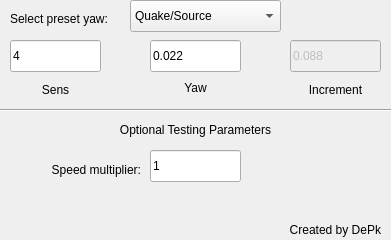
First picture: the form in mainwindow.ui, repository deliriouspork/DePk-Sensitivity-Matcher, before the edit.
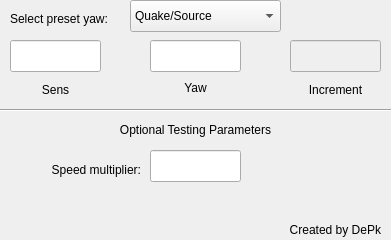
Second picture: the form after the edit.

The edit to the form file:
```diff
--- a/mainwindow.ui
+++ b/mainwindow.ui
@@ -92,7 +92,7 @@
     </rect>
    </property>
    <property name="text">
-    <string>4</string>
+    <string/>
    </property>
   </widget>
   <widget class="QLabel" name="sensLabel">
@@ -124,7 +124,7 @@
     </rect>
    </property>
    <property name="text">
-    <string>0.088</string>
+    <string/>
    </property>
   </widget>
   <widget class="QLineEdit" name="yaw">
@@ -137,7 +137,7 @@
     </rect>
    </property>
    <property name="text">
-    <string>0.022</string>
+    <string/>
    </property>
   </widget>
   <widget class="QLabel" name="incrementLabel">
@@ -201,7 +201,7 @@
     </rect>
    </property>
    <property name="text">
-    <string>1</string>
+    <string/>
    </property>
   </widget>
   <widget class="QLabel" name="speedLabel">
```
Left out of the diff: 5 changed lines with no effect on the pictures.
